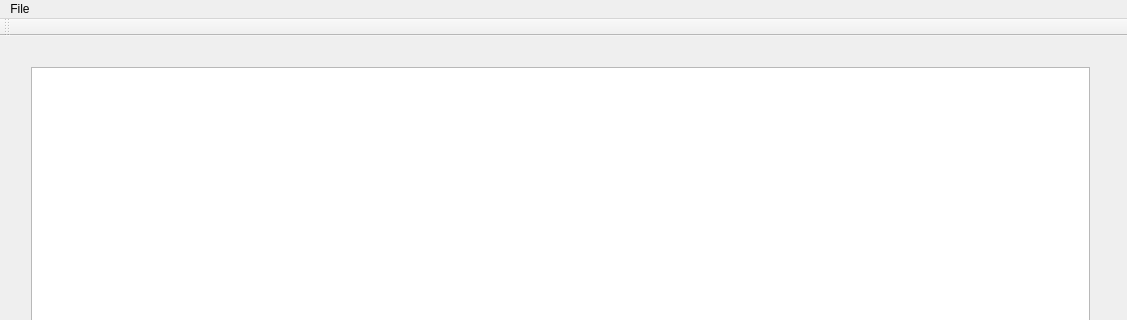
Patrykkw/NotepadQT, file mainwindow.ui: the form before one commit; both pictures show x 0 to 1127 and y 0 to 320 of the 1127 by 712 pixel window.
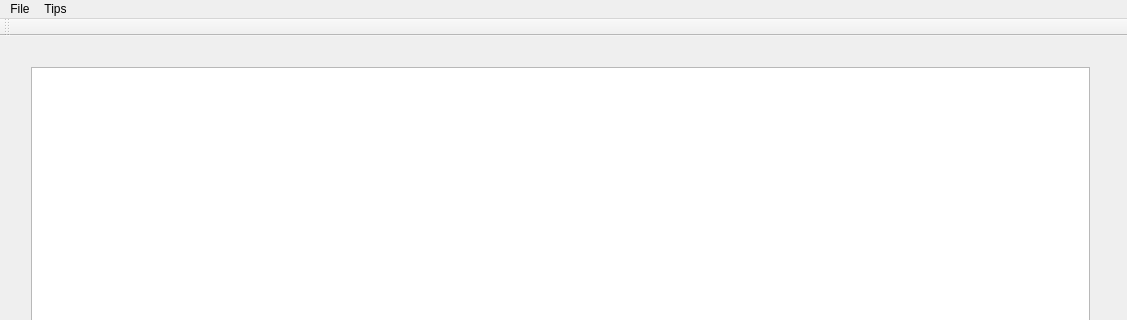
The form after the commit.

```diff
--- a/mainwindow.ui
+++ b/mainwindow.ui
@@ -57,7 +57,16 @@
     <addaction name="actionSave"/>
     <addaction name="actionQuit"/>
    </widget>
+   <widget class="QMenu" name="menuTips">
+    <property name="title">
+     <string>Tips</string>
+    </property>
+    <addaction name="actionCopy_Ctrl_c"/>
+    <addaction name="actionPaste_Ctrl_v"/>
+    <addaction name="actionSelect_All_Ctrl_a"/>
+   </widget>
    <addaction name="menuFile"/>
+   <addaction name="menuTips"/>
   </widget>
   <widget class="QToolBar" name="mainToolBar">
    <attribute name="toolBarArea">
```
Left out of the diff: 15 changed lines with no effect on the pictures.
